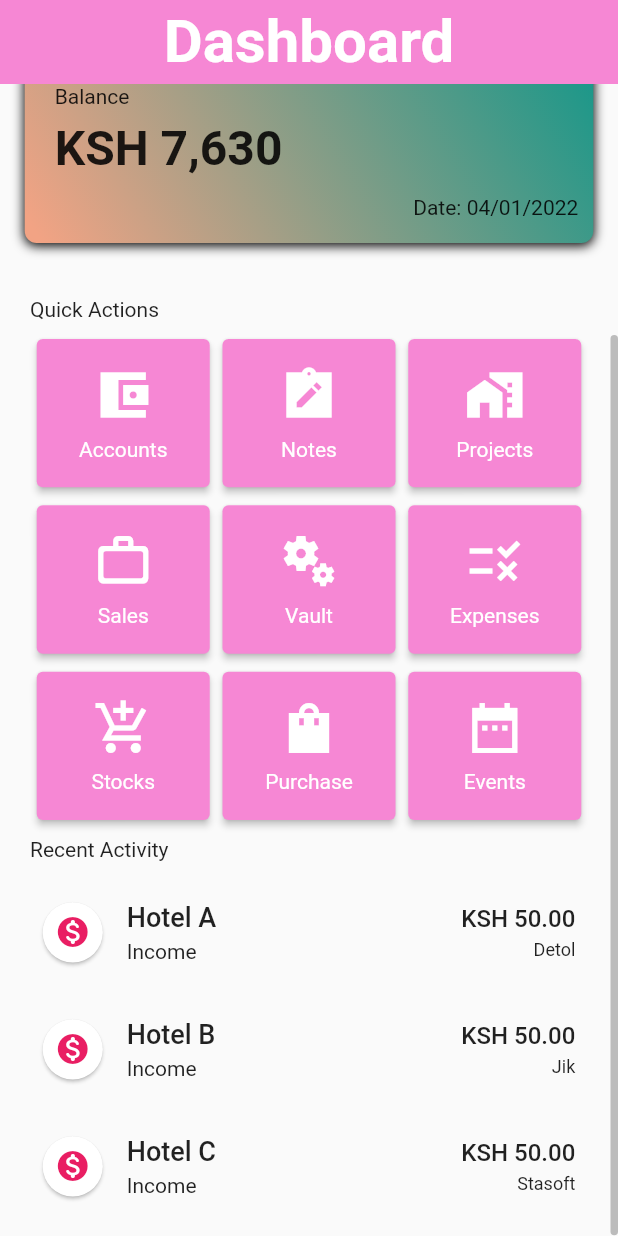
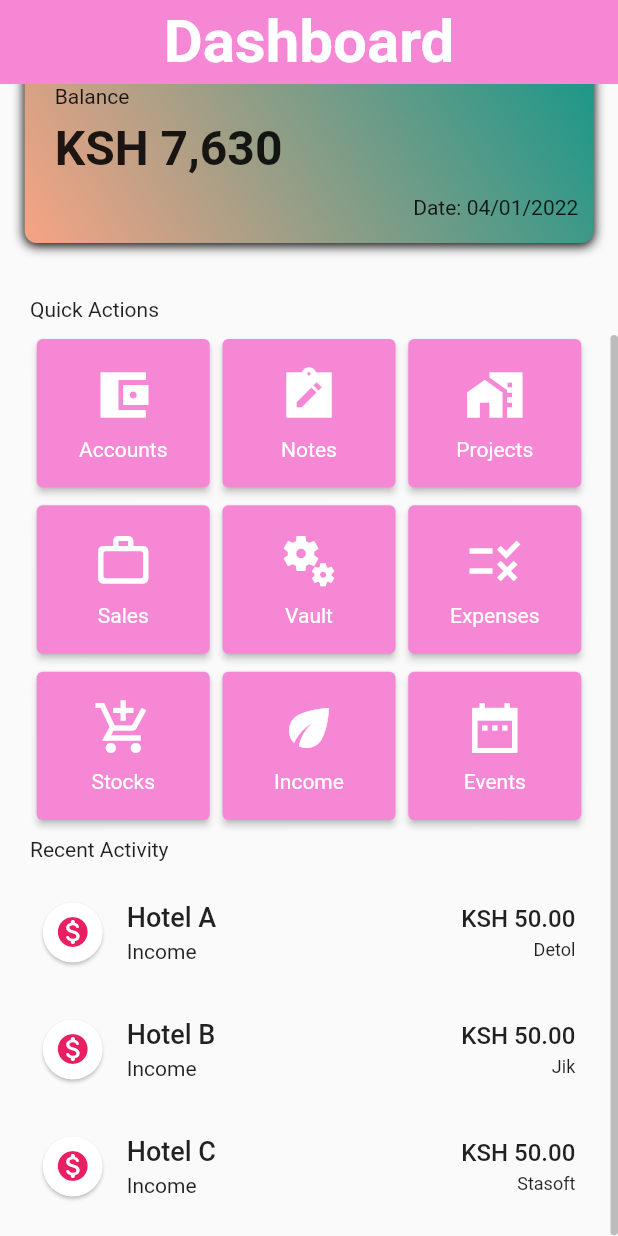
Before and after one commit to SiferAdmin/leja, a Flutter app: the HomePageWidget screen opened directly, scrolled down 214 dp, on a phone screen of 412 x 824 dp. Run offline on Flutter 3.47's test engine with Material 2 defaults, Android fonts, the phone set to English and light mode, and no system bars; our stand-ins replace cached_network_image, cloud_firestore, connectivity_plus, firebase_auth, firebase_core, image_picker and 3 more; accounts and stored records are empty; network calls fail; Roboto replaces fonts that are missing (Lexend Deca).

Commit message:
new files

```diff
--- a/lib/main.dart
+++ b/lib/main.dart
@@ -2019,7 +2019,7 @@ class _HomePageWidgetState extends State<HomePageWidget> {
                                   mainAxisAlignment: MainAxisAlignment.center,
                                   children: const [
                                     Icon(
-                                      Icons.shopping_bag_sharp,
+                                      Icons.eco_sharp,
                                       // color:
                                       //     isDark ? Colors.black : Colors.white,
                                       size: 40,
@@ -2028,7 +2028,7 @@ class _HomePageWidgetState extends State<HomePageWidget> {
                                       padding: EdgeInsetsDirectional.fromSTEB(
                                           0, 8, 0, 0),
                                       child: Text(
-                                        'Purchase',
+                                        'Income',
                                         style: TextStyle(
                                           fontFamily: 'Lexend Deca',
                                           // color: Color(0xFF090F13),
--- a/lib/pages/sign_in_page_widget.dart
+++ b/lib/pages/sign_in_page_widget.dart
@@ -490,6 +490,7 @@ class SignInState extends State<SignIn> {
                                                     try {
                                                       // ignore: unused_local_variable
                                                       UserCredential
+                                                          // ignore: unused_local_variable
                                                           userCredential =
                                                           await FirebaseAuth
                                                               .instance
@@ -1023,6 +1024,7 @@ class SignInState extends State<SignIn> {
                                                     try {
                                                       // ignore: unused_local_variable
                                                       UserCredential
+                                                          // ignore: unused_local_variable
                                                           userCredential =
                                                           await FirebaseAuth
                                                               .instance
```
Also changed, not shown: lib/pages/modules/accounts.dart (added), lib/pages/modules/events.dart (added), lib/pages/modules/expenses.dart (added), lib/pages/modules/income.dart (added), lib/pages/modules/notes.dart (added), lib/pages/modules/projects.dart (added), lib/pages/modules/sales.dart (added), lib/pages/modules/stocks.dart (added), lib/pages/modules/vault.dart (added).
